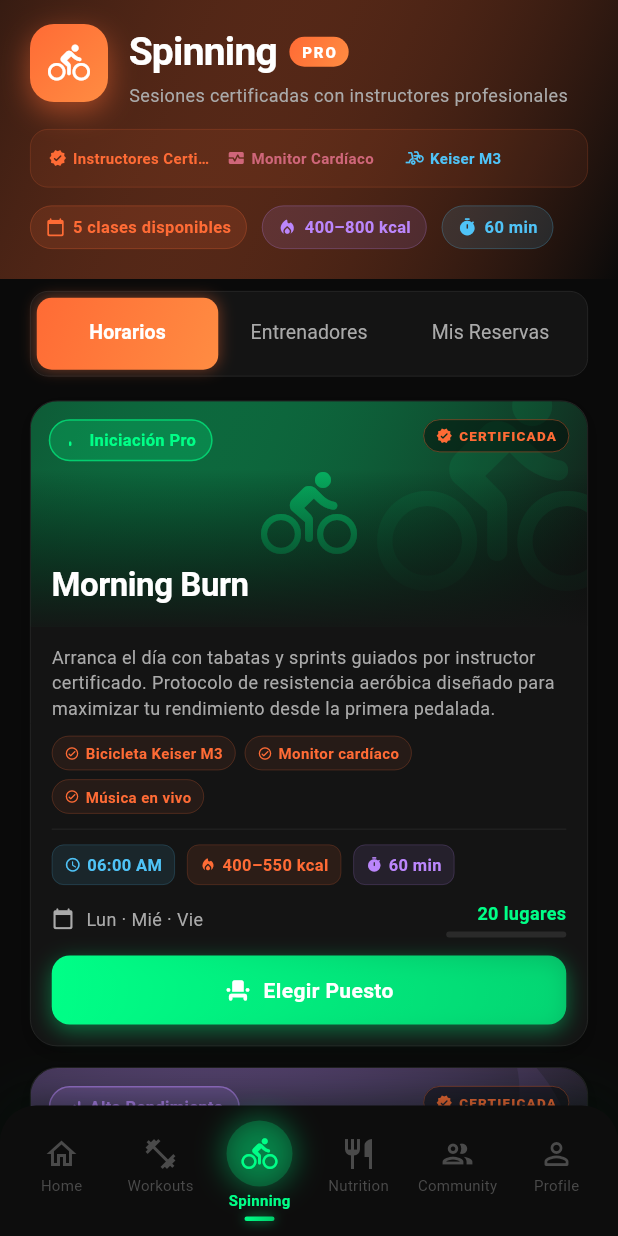
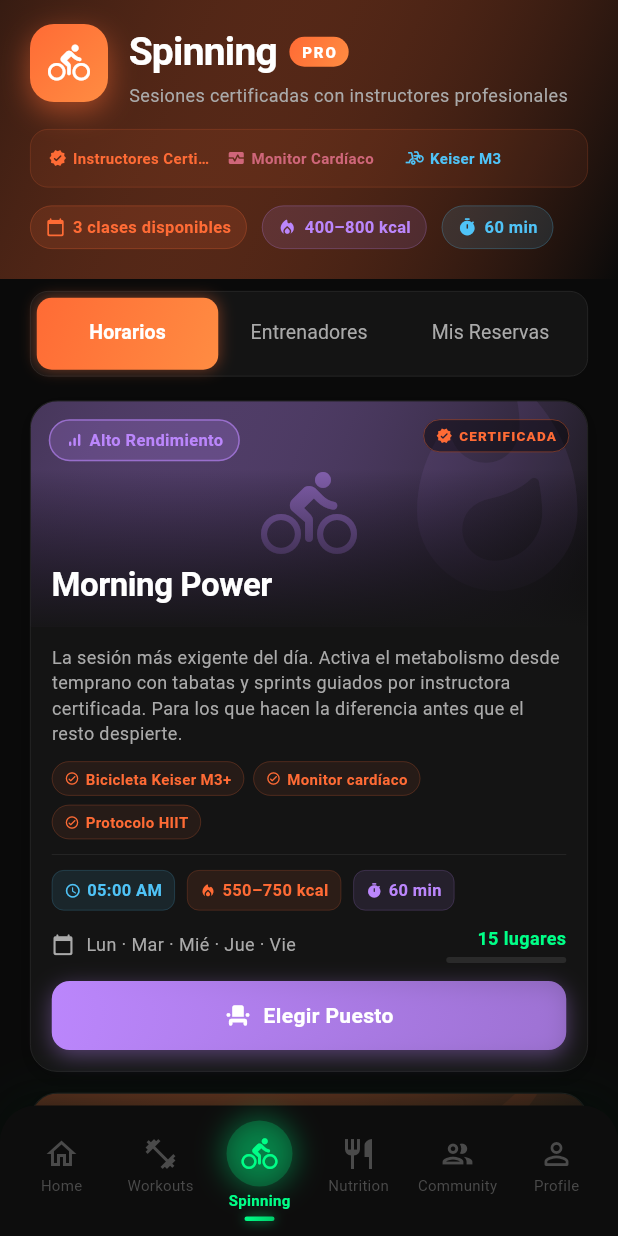
Before and after one commit to vallejoj203k/Mega_vital, a Flutter app: the screen it shows once a user with an empty profile is signed in, item 3 of the bottom bar chosen, on a phone screen of 412 x 824 dp. Run offline on Flutter 3.47's test engine with Material 3 defaults, Android fonts, the phone set to English and light mode, and no system bars; our stand-ins replace image_picker, shared_preferences, supabase_flutter; accounts and stored records are empty; network calls fail.

Commit message:
feat: update spinning with real schedule, instructors and correct grid
Instructors:
- Replace demo names with real gym instructors: Verónica and Julio
- Verónica: HIIT & Alto Rendimiento (Morning Power + Night Storm)
- Julio: Potencia & Ciclismo Indoor (Evening Burn)

Schedule (Mon–Fri every day):
- 05:00 AM  Morning Power   — Verónica  — Alto Rendimiento
- 06:00 PM  Evening Burn    — Julio     — Intermedio Pro
- 07:00 PM  Night Storm     — Verónica  — Alto Rendimiento

Seat grid:
- Change from 4 cols × 5 rows (20 bikes) to 5 cols × 3 rows (15 bikes)
  matching the actual gym layout
- Update totalSpots to 15 across all classes

https://claude.ai/code/session_01BNUbd134m2vkrnLqH5qF2W

```diff
--- a/lib/presentation/screens/spinning/seat_selection_screen.dart
+++ b/lib/presentation/screens/spinning/seat_selection_screen.dart
@@ -19,9 +19,9 @@ class _SeatSelectionScreenState extends State<SeatSelectionScreen>
   late AnimationController _confirmAnim;
   late Animation<double> _scaleAnim;
 
-  // Layout: 4 columnas x 5 filas = 20 bicicletas
-  static const int cols = 4;
-  static const int rows = 5;
+  // Layout: 5 columnas x 3 filas = 15 bicicletas
+  static const int cols = 5;
+  static const int rows = 3;
 
   @override
   void initState() {
--- a/lib/presentation/screens/spinning/spinning_screen.dart
+++ b/lib/presentation/screens/spinning/spinning_screen.dart
@@ -67,104 +67,66 @@ class SpinClass {
 final _instructors = [
   const SpinInstructor(
     id: 'i1',
-    name: 'Carlos Mendoza',
-    specialty: 'HIIT & Resistencia',
+    name: 'Verónica',
+    specialty: 'HIIT & Alto Rendimiento',
     rating: 4.9,
-    totalClasses: 312,
+    totalClasses: 280,
     color: Color(0xFFFF6B35),
   ),
   const SpinInstructor(
     id: 'i2',
-    name: 'Laura Gómez',
-    specialty: 'Ritmo & Cardio',
+    name: 'Julio',
+    specialty: 'Potencia & Ciclismo Indoor',
     rating: 4.8,
-    totalClasses: 248,
+    totalClasses: 195,
     color: Color(0xFF4FC3F7),
-  ),
-  const SpinInstructor(
-    id: 'i3',
-    name: 'Diego Vargas',
-    specialty: 'Potencia & Fuerza',
-    rating: 4.7,
-    totalClasses: 189,
-    color: Color(0xFFBB86FC),
   ),
 ];
 
 List<SpinClass> _buildClasses() => [
   SpinClass(
     id: 'c1',
-    name: 'Morning Burn',
-    description: 'Arranca el día con tabatas y sprints guiados por instructor certificado. Protocolo de resistencia aeróbica diseñado para maximizar tu rendimiento desde la primera pedalada.',
-    features: ['Bicicleta Keiser M3', 'Monitor cardíaco', 'Música en vivo'],
-    instructor: _instructors[0],
-    level: SpinLevel.basico,
-    time: '06:00 AM',
-    days: 'Lun · Mié · Vie',
+    name: 'Morning Power',
+    description: 'La sesión más exigente del día. Activa el metabolismo desde temprano con tabatas y sprints guiados por instructora certificada. Para los que hacen la diferencia antes que el resto despierte.',
+    features: ['Bicicleta Keiser M3+', 'Monitor cardíaco', 'Protocolo HIIT'],
+    instructor: _instructors[0], // Verónica
+    level: SpinLevel.avanzado,
+    time: '05:00 AM',
+    days: 'Lun · Mar · Mié · Jue · Vie',
     durationMinutes: 60,
-    caloriesMin: 400,
-    caloriesMax: 550,
-    totalSpots: 20,
+    caloriesMin: 550,
+    caloriesMax: 750,
+    totalSpots: 15,
     bookedSpots: 0,
   ),
   SpinClass(
     id: 'c2',
-    name: 'Power Cycle',
-    description: 'Entrenamiento de potencia pura con métricas en tiempo real. Protocolo de alto rendimiento diseñado para atletas que buscan superar sus propios límites.',
-    features: ['Bicicleta Keiser M3+', 'Potenciómetro watt', 'Telemetría HR'],
-    instructor: _instructors[2],
-    level: SpinLevel.avanzado,
-    time: '07:30 AM',
-    days: 'Mar · Jue · Sáb',
+    name: 'Evening Burn',
+    description: 'La sesión perfecta para desconectarte del trabajo. Cardio de precisión con música en vivo y retroalimentación en tiempo real. Quema calórica sostenida de inicio a fin.',
+    features: ['Bicicleta Keiser M3', 'Monitor cardíaco', 'Música en vivo'],
+    instructor: _instructors[1], // Julio
+    level: SpinLevel.intermedio,
+    time: '06:00 PM',
+    days: 'Lun · Mar · Mié · Jue · Vie',
     durationMinutes: 60,
-    caloriesMin: 600,
-    caloriesMax: 800,
-    totalSpots: 20,
+    caloriesMin: 450,
+    caloriesMax: 600,
+    totalSpots: 15,
     bookedSpots: 0,
   ),
   SpinClass(
     id: 'c3',
-    name: 'Rhythm Ride',
-    description: 'Cardio de precisión sincronizado con la música. Cada intervalo está calculado para mantener tu zona de quema óptima de inicio a fin.',
-    features: ['Bicicleta Profesional', 'Monitor cardíaco', 'Audio 4D'],
-    instructor: _instructors[1],
-    level: SpinLevel.intermedio,
-    time: '12:00 PM',
+    name: 'Night Storm',
+    description: 'Cierra el día con todo. Intervalos de alta intensidad guiados por instructora certificada para maximizar la quema calórica y desafiar tus límites cada sesión.',
+    features: ['Bicicleta Keiser M3+', 'Potenciómetro watt', 'Métricas en tiempo real'],
+    instructor: _instructors[0], // Verónica
+    level: SpinLevel.avanzado,
+    time: '07:00 PM',
     days: 'Lun · Mar · Mié · Jue · Vie',
-    durationMinutes: 60,
-    caloriesMin: 500,
-    caloriesMax: 650,
-    totalSpots: 20,
-    bookedSpots: 0,
-  ),
-  SpinClass(
-    id: 'c4',
-    name: 'Evening Flow',
-    description: 'Recuperación activa de alta calidad con técnica depurada. Ritmo constante y retroalimentación en tiempo real para un rendimiento sostenible.',
-    features: ['Bicicleta Keiser M3', 'Monitor cardíaco', 'Música ambient'],
-    instructor: _instructors[1],
-    level: SpinLevel.basico,
-    time: '06:00 PM',
-    days: 'Lun · Mié · Vie',
-    durationMinutes: 60,
-    caloriesMin: 380,
-    caloriesMax: 500,
-    totalSpots: 20,
-    bookedSpots: 0,
-  ),
-  SpinClass(
-    id: 'c5',
-    name: 'Night HIIT',
-    description: 'Intervalos de alta intensidad con protocolo Tabata certificado. La sesión más exigente del día — solo para quienes se atreven a dar el 100%.',
-    features: ['Bicicleta Keiser M3+', 'Métricas watt', 'Monitor cardíaco'],
-    instructor: _instructors[0],
-    level: SpinLevel.intermedio,
-    time: '07:30 PM',
-    days: 'Mar · Jue',
     durationMinutes: 60,
     caloriesMin: 550,
     caloriesMax: 700,
-    totalSpots: 20,
+    totalSpots: 15,
     bookedSpots: 0,
   ),
 ];
```
